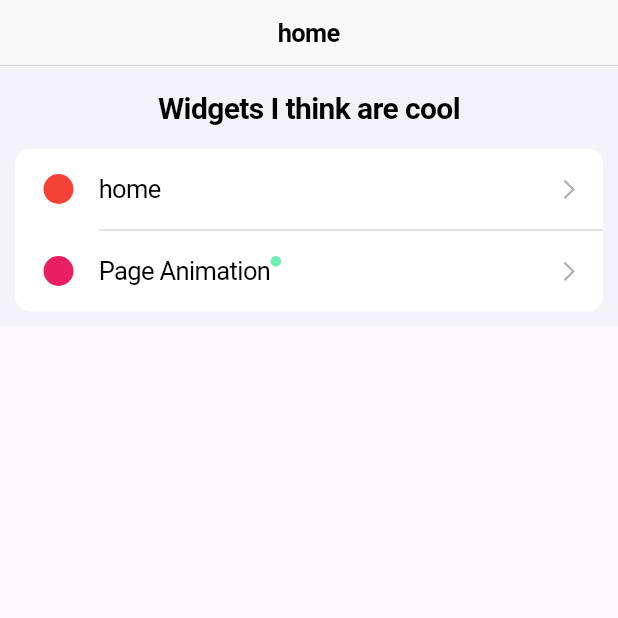
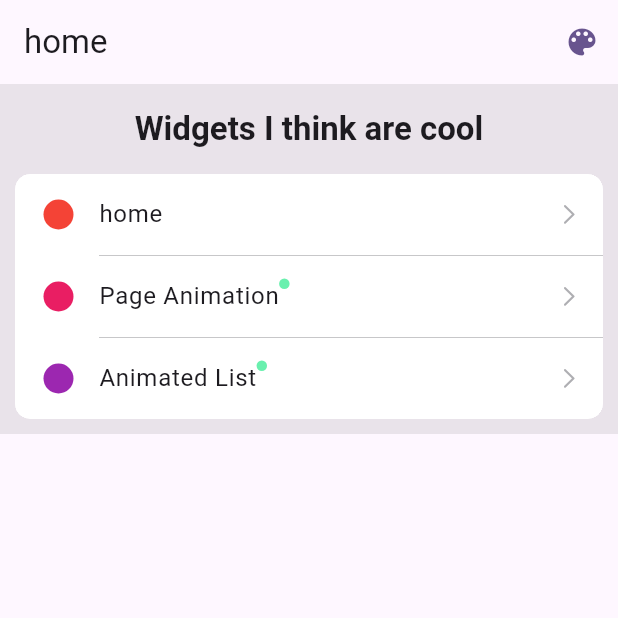
Before and after one commit to EsinShadrach/flutter_playground, a Flutter app: the screen it shows after launch, on a phone screen of 412 x 824 dp, the top half of it. Run offline on Flutter 3.47's test engine with Material 3 defaults, Android fonts, the phone set to English and light mode, and no system bars.

Commit message:
Addded COlor pallet changer, Animated list example

```diff
--- a/lib/main.dart
+++ b/lib/main.dart
@@ -1,9 +1,22 @@
 import 'package:flutter/cupertino.dart';
 import 'package:flutter/material.dart';
+import 'package:flutter_playground/extensions.dart';
+import 'package:flutter_playground/providers/color_provider.dart';
 import 'package:flutter_playground/routes.dart';
+import 'package:flutter_playground/screens/change_color_scheme.dart';
+import 'package:provider/provider.dart';
 
 void main() {
-  runApp(const MyApp());
+  runApp(
+    MultiProvider(
+      providers: [
+        ChangeNotifierProvider(
+          create: (context) => ColorProvider(),
+        ),
+      ],
+      child: const MyApp(),
+    ),
+  );
 }
 
 class MyApp extends StatelessWidget {
@@ -11,9 +24,10 @@ class MyApp extends StatelessWidget {
 
   @override
   Widget build(BuildContext context) {
-    return MaterialApp(
+    return Consumer<ColorProvider>(
+      builder: (context, value, child) => MaterialApp(
         title: 'Flutter Demo',
-      routes: routes,
+        routes: routes(),
         debugShowCheckedModeBanner: false,
         onUnknownRoute: (settings) {
           return MaterialPageRoute(
@@ -25,8 +39,12 @@ class MyApp extends StatelessWidget {
           );
         },
         theme: ThemeData(
-        colorScheme: ColorScheme.fromSeed(seedColor: Colors.deepPurple),
+          colorScheme: ColorScheme.fromSeed(
+            seedColor: value.appTheme,
+            brightness: value.isLightMode ? Brightness.light : Brightness.dark,
+          ),
           useMaterial3: true,
+        ),
       ),
     );
   }
@@ -61,27 +79,49 @@ class HomePage extends StatelessWidget {
     var currentRoute = ModalRoute.of(context)!.settings.name ?? '';
 
     return Scaffold(
-      appBar: CupertinoNavigationBar(
-        middle: Text(convertMapToString(currentRoute)),
+      appBar: AppBar(
+        title: Text(convertMapToString(currentRoute)),
+        actions: [
+          IconButton(
+            onPressed: () {
+              Navigator.of(context).push(
+                MaterialPageRoute(
+                  builder: (context) => const UpdateColorSchemeScreen(),
+                  fullscreenDialog: true,
+                  barrierDismissible: true,
+                ),
+              );
+            },
+            icon: Icon(
+              Icons.color_lens,
+              color: context.colorScheme.primary,
+            ),
+          )
+        ],
       ),
       body: SafeArea(
         child: ListView(
           children: [
             CupertinoListSection.insetGrouped(
-              header: const SizedBox(
+              backgroundColor:
+                  context.colorScheme.inverseSurface.withOpacity(0.1),
+              header: SizedBox(
                 width: double.infinity,
                 child: Text(
                   "Widgets I think are cool",
                   textAlign: TextAlign.center,
+                  style: context.textTheme.titleLarge!.copyWith(
+                    fontWeight: FontWeight.bold,
+                  ),
                 ),
               ),
               margin: const EdgeInsets.symmetric(
                 vertical: 10,
                 horizontal: 10,
               ),
-              children: List.generate(routes.length, (index) {
-                String route = routes.keys.toList()[index];
-                String pushRoute = routes.keys.toList()[index];
+              children: List.generate(routes().length, (index) {
+                String route = routes().keys.toList()[index];
+                String pushRoute = routes().keys.toList()[index];
                 bool isPresentActiveRoute = currentRoute == pushRoute;
 
                 return CupertinoListTile.notched(
@@ -97,7 +137,10 @@ class HomePage extends StatelessWidget {
                   title: Stack(
                     clipBehavior: Clip.none,
                     children: [
-                      Text(convertMapToString(route)),
+                      Text(
+                        convertMapToString(route),
+                        style: context.textTheme.bodyLarge,
+                      ),
                       if (!isPresentActiveRoute) ...[
                         const GlowingBadge(),
                       ],
--- /dev/null
+++ b/lib/providers/color_provider.dart
@@ -0,0 +1,19 @@
+import 'package:flutter/material.dart';
+
+class ColorProvider extends ChangeNotifier {
+  Color _appTheme = Colors.deepPurple;
+  bool _isLightMode = true;
+
+  Color get appTheme => _appTheme;
+  bool get isLightMode => _isLightMode;
+
+  void updateFn(Color themeColor) {
+    _appTheme = themeColor;
+    notifyListeners();
+  }
+
+  void toggleBrightness(bool value) {
+    _isLightMode = value;
+    notifyListeners();
+  }
+}
--- a/lib/routes.dart
+++ b/lib/routes.dart
@@ -1,13 +1,16 @@
 import 'package:flutter/material.dart';
 import 'package:flutter_playground/main.dart';
+import 'package:flutter_playground/screens/animated_list/animated_list_example.dart';
 import 'package:flutter_playground/screens/page_animation/page_animation.dart';
 
 mixin AppRoutes {
   static const String home = '/';
   static const String pageAnimation = '/page-animation';
+  static const String animatdList = '/animated-list';
 }
 
-Map<String, WidgetBuilder> routes = {
-  AppRoutes.home: (context) => const HomePage(),
-  AppRoutes.pageAnimation: (context) => const PageAnimation(),
-};
+Map<String, WidgetBuilder> routes() => {
+      AppRoutes.home: (context) => const HomePage(),
+      AppRoutes.pageAnimation: (context) => const PageAnimation(),
+      AppRoutes.animatdList: (context) => const AnimatedListScreen(),
+    };
--- a/lib/screens/page_animation/page_animation.dart
+++ b/lib/screens/page_animation/page_animation.dart
@@ -9,8 +9,8 @@ class PageAnimation extends StatelessWidget {
   @override
   Widget build(BuildContext context) {
     return Scaffold(
-      appBar: const CupertinoNavigationBar(
-        middle: Text('First Screen'),
+      appBar: AppBar(
+        title: Text('First Screen'),
       ),
       body: Center(
         child: ElevatedButton(
--- a/pubspec.yaml
+++ b/pubspec.yaml
@@ -11,6 +11,7 @@ dependencies:
     sdk: flutter
 
   cupertino_icons: ^1.0.2
+  provider: ^6.1.2
 
 dev_dependencies:
   flutter_test:
```
Also changed, not shown: lib/extensions.dart (added, +7 -0 lines), lib/screens/animated_list/animated_list_example.dart (added, +131 -0 lines), lib/screens/change_color_scheme.dart (added, +96 -0 lines), pubspec.lock. Lines whose indentation alone changed are shown as unchanged.
